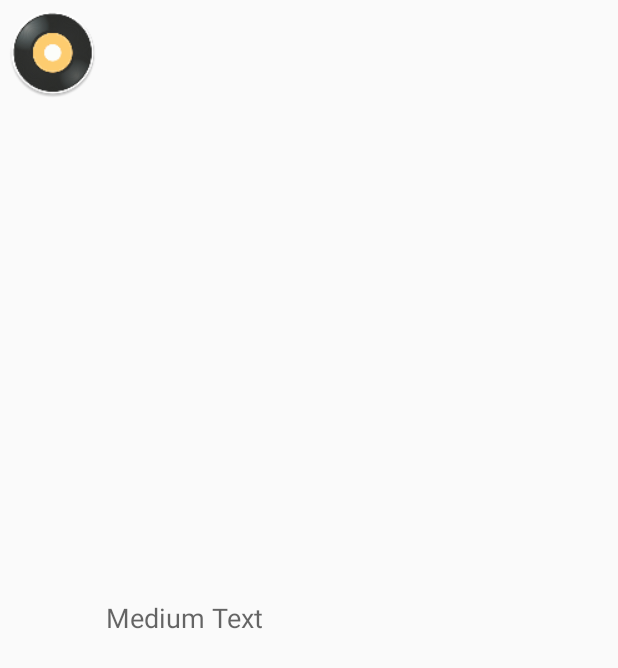
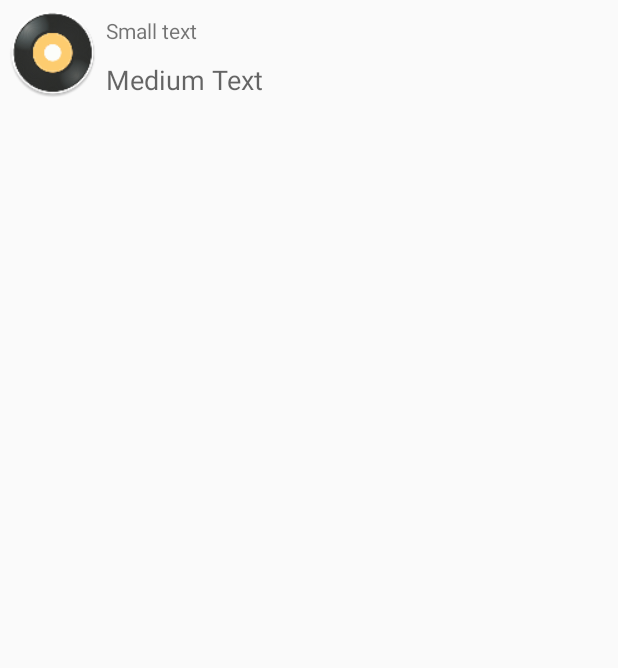
Before and after one commit to estebanf/nanodegree-spotifyStreamer, an Android app: the layout list_result_item.xml on its own in the app's theme, with its tools: preview values and no code run, on a phone screen of 412 x 824 dp. Shown: the top 668 px of the screen. Run offline under Robolectric (Android 15) with nearby library versions, the phone set to English and light mode, and no system bars.

Commit message:
Top Track view ready

```diff
--- a/app/src/main/java/com/estebanf/nanodegree/spotifystreamer/models/Artist.java
+++ b/app/src/main/java/com/estebanf/nanodegree/spotifystreamer/models/Artist.java
@@ -32,6 +32,11 @@ public class Artist extends BaseItemResult implements Serializable, IItemResult{
     @Override
     public String getText() {
         return getName();
+    }
+
+    @Override
+    public String getSmallText() {
+        return null;
     }
 
     @Override
@@ -84,6 +89,7 @@ public class Artist extends BaseItemResult implements Serializable, IItemResult{
             t.setSpotifyId(track.id);
             t.setImage(findImage(track.album.images));
             t.setUrl(track.preview_url);
+            t.setAlbum(track.album.name);
             topTracks.add(t);
         }
         return true;
--- a/app/src/main/java/com/estebanf/nanodegree/spotifystreamer/models/IItemResult.java
+++ b/app/src/main/java/com/estebanf/nanodegree/spotifystreamer/models/IItemResult.java
@@ -7,4 +7,5 @@ public interface IItemResult {
     String getText();
     String getThumb();
     Boolean hasThumb();
+    String getSmallText();
 }
--- a/app/src/main/res/layout/list_result_item.xml
+++ b/app/src/main/res/layout/list_result_item.xml
@@ -11,7 +11,13 @@
         android:id="@+id/imageView"
         android:src="@mipmap/disc_icon"
         android:contentDescription="@string/artistIconContentDescription" />
-
+    <LinearLayout
+        android:layout_width="fill_parent"
+        android:layout_height="fill_parent" android:orientation="vertical">
+        <TextView
+            android:layout_width="fill_parent"
+            android:layout_height="wrap_content" android:textAppearance="?android:attr/textAppearanceSmall"
+            android:text="Small text" android:padding="5dp" android:layout_gravity="center_vertical" android:id="@+id/smallTextView"/>
         <TextView
             android:layout_width="fill_parent"
             android:layout_height="wrap_content"
@@ -21,3 +27,4 @@
             android:layout_gravity="center_vertical"
             android:padding="5dp" />
     </LinearLayout>
+</LinearLayout>
--- a/app/src/main/res/values/strings.xml
+++ b/app/src/main/res/values/strings.xml
@@ -6,4 +6,5 @@
     <string name="artistThumbnailWidth">300</string>
     <string name="title_activity_top_tracks">TopTracksActivity</string>
     <string name="hello_world">Hello world!</string>
+    <string name="title_activity_player">PlayerActivity</string>
 </resources>
```
Also changed, not shown: app/src/main/java/com/estebanf/nanodegree/spotifystreamer/ResultListAdapter.java (+8 -0 lines), app/src/main/java/com/estebanf/nanodegree/spotifystreamer/models/Track.java (+13 -0 lines), app/src/main/java/com/estebanf/nanodegree/spotifystreaner/tests/SpotifyWrapperTest.java (deleted, +0 -35 lines). Lines whose indentation alone changed are shown as unchanged.
